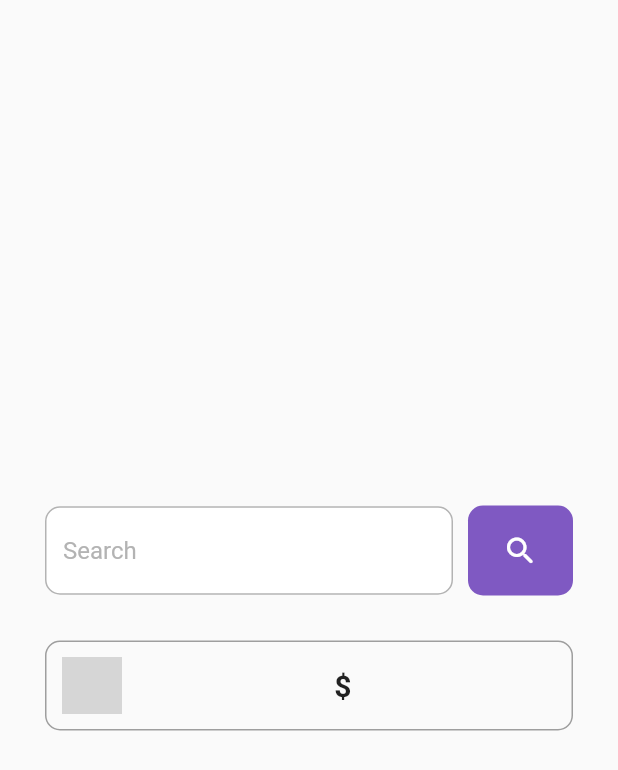
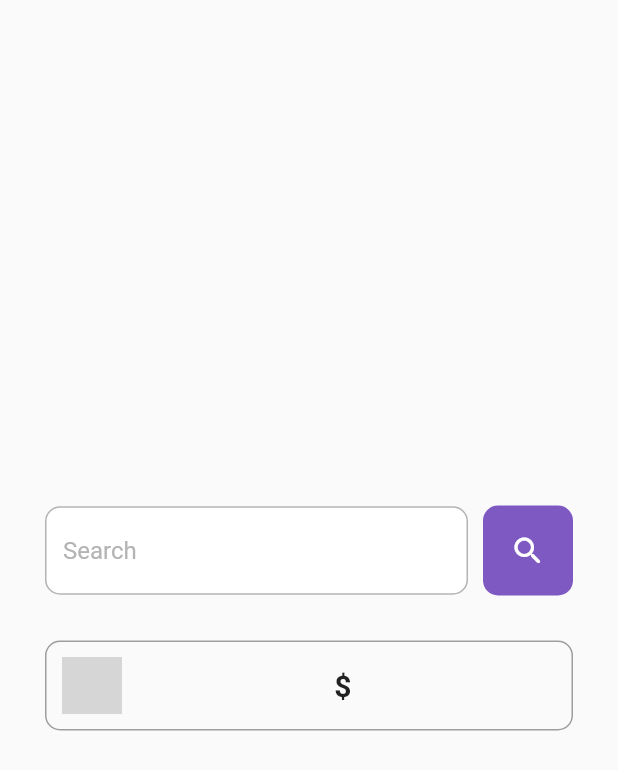
Before and after one commit to Drleet/cryptotracker, a Flutter app: the screen it shows after launch, on a phone screen of 412 x 824 dp. Shown: the top 770 px of the screen. Run offline on Flutter 3.47's test engine with Material 2 defaults, Android fonts, the phone set to English and light mode, and no system bars; network calls fail; grey boxes are pictures that could not be loaded.

Commit message:
modified:   cryptotracker/cryptotracker/lib/Home_Page.dart

```diff
--- a/cryptotracker/cryptotracker/lib/Home_Page.dart
+++ b/cryptotracker/cryptotracker/lib/Home_Page.dart
@@ -86,7 +86,7 @@ class _HomePageState extends State<HomePage> {
                           borderRadius: BorderRadius.circular(10),
                           color: Color.fromARGB(214, 104, 58, 183),
                         ),
-                        width: 70,
+                        width: 60,
                       ),
                     ),
                   ],
```
